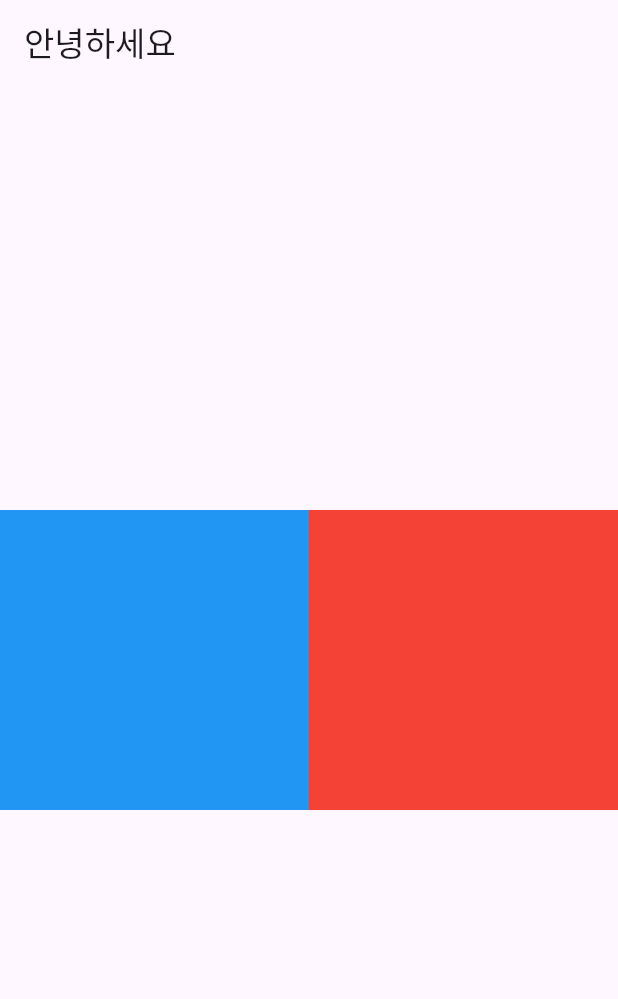
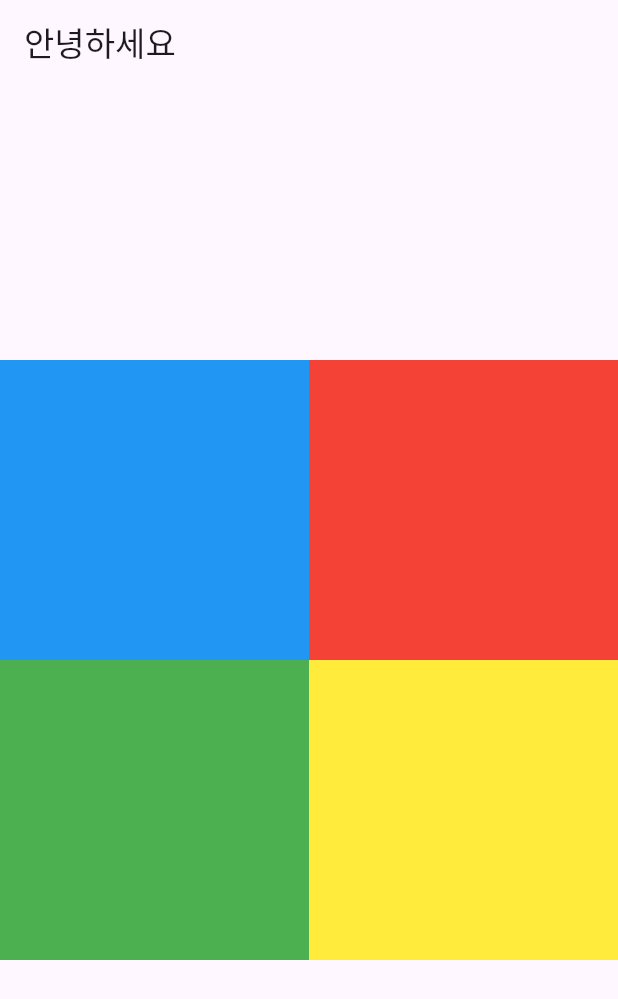
Before and after one commit to yeong723/flutter, a Flutter app: the screen it shows after launch, on a phone screen of 412 x 824 dp. Shown: the top 999 px of the screen. Run offline on Flutter 3.47's test engine with Material 3 defaults, Android fonts, the phone set to English and light mode, and no system bars.

Commit message:
그리드

```diff
--- a/lib/main.dart
+++ b/lib/main.dart
@@ -32,7 +32,7 @@
   Widget build(BuildContext context) {
     return Scaffold(
       appBar: AppBar(
-            title: const Text("안녕하세요")
+        title: const Text("안녕하세요"),
       ),
       body: Container(
         alignment: Alignment.center,
@@ -43,20 +43,35 @@
               mainAxisAlignment: MainAxisAlignment.center,
               children: [
                 Container(
-                    width: MediaQuery.of(context).size.width / 2,
+                  width: MediaQuery.of(context).size.width /2,
                   height: 200,
                   color: Colors.blue,
                 ),
                 Container(
-                    width: MediaQuery.of(context).size.width / 2,
+                  width: MediaQuery.of(context).size.width /2,
                   height: 200,
                   color: Colors.red,
+                )
+              ],
+            ),
+            Row(
+              mainAxisAlignment: MainAxisAlignment.center,
+              children: [
+                Container(
+                  width: MediaQuery.of(context).size.width /2,
+                  height: 200,
+                  color: Colors.green,
+                ),
+                Container(
+                  width: MediaQuery.of(context).size.width /2,
+                  height: 200,
+                  color: Colors.yellow,
                 )
               ],
             )
           ],
         ),
-        )
+      ),
     );
   }
 }
```
Lines whose indentation alone changed are shown as unchanged.
